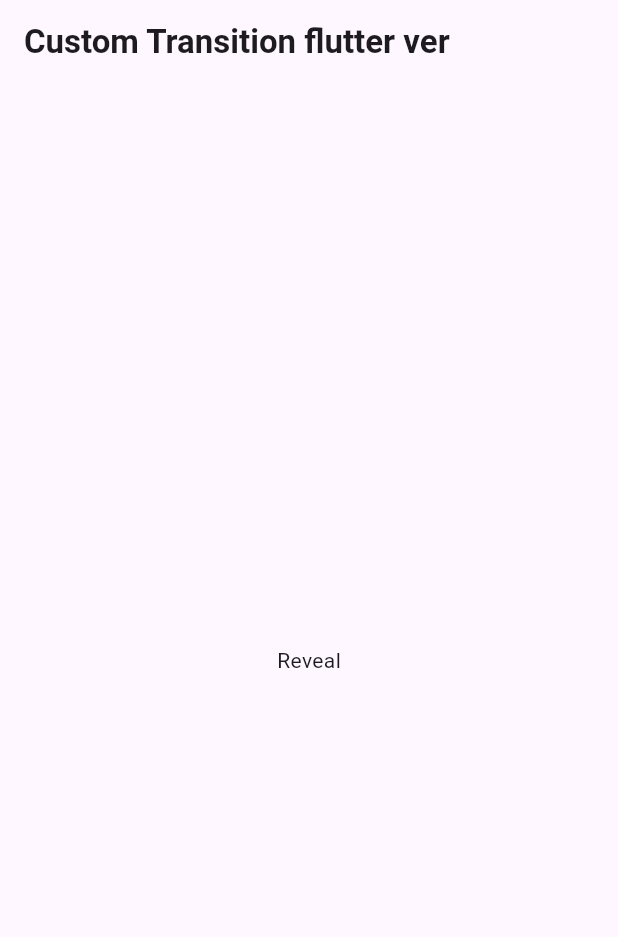
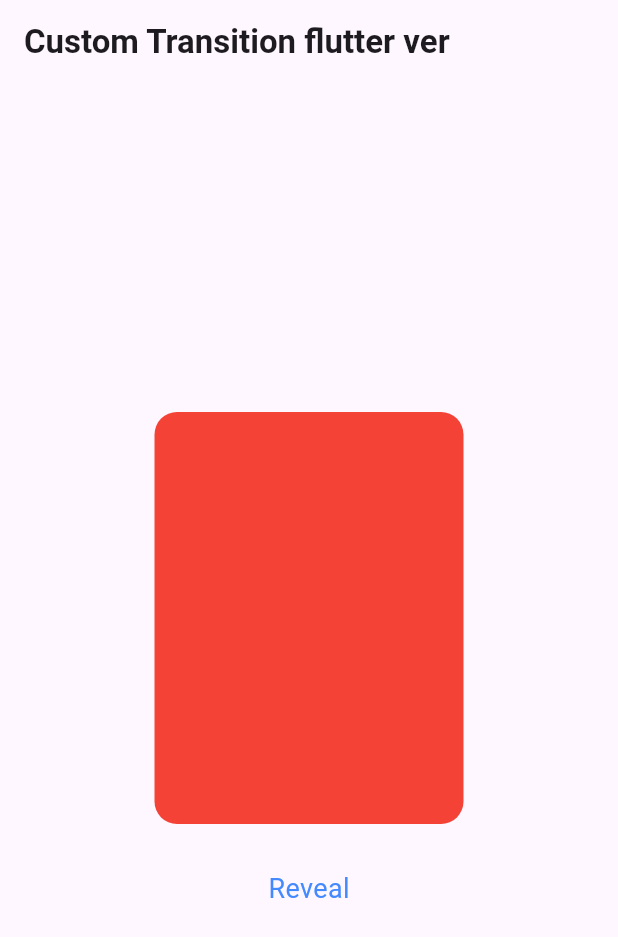
Before and after one commit to Eomkicheol/FlutterUIExample, a Flutter app: the screen it shows after launch, on a phone screen of 412 x 824 dp. Shown: the top 937 px of the screen. Run offline on Flutter 3.47's test engine with Material 3 defaults, Android fonts, the phone set to English and light mode, and no system bars.

Commit message:
card flip with single ticker animation / transform with matrix4

```diff
--- a/card_flip/lib/main.dart
+++ b/card_flip/lib/main.dart
@@ -1,4 +1,5 @@
 import 'package:flutter/material.dart';
+import 'dart:math' as math;
 
 void main() {
   runApp(const MyApp());
@@ -29,13 +30,48 @@ class MyHomePage extends StatefulWidget {
   State<MyHomePage> createState() => _MyHomePageState();
 }
 
-class _MyHomePageState extends State<MyHomePage> {
-  int _counter = 0;
+class _MyHomePageState extends State<MyHomePage> with SingleTickerProviderStateMixin {
+  late AnimationController _controller;
 
-  void _incrementCounter() {
-    setState(() {
-      _counter++;
+  @override
+  void initState() {
+    super.initState();
+    _controller = AnimationController(
+      vsync: this,
+      duration: Duration(seconds: 1),
+      reverseDuration: Duration(seconds: 1),
+    );
+    _controller.addListener(() {
+      _colorChange();
     });
+  }
+
+  @override
+  void dispose() {
+    _controller.dispose();
+    super.dispose();
+  }
+
+  Color boxColor = Colors.red;
+
+  void _colorChange(){
+    if(_controller.value > 0.5){
+      setState(() {
+        boxColor = Colors.black;
+      });
+    } else {
+      setState(() {
+        boxColor = Colors.red;
+      });
+    }
+  }
+
+  void _flipCard(){
+    if (_controller.isCompleted) {
+      _controller.reverse();
+    } else {
+      _controller.forward();
+    }
   }
 
   @override
@@ -48,12 +84,35 @@ class _MyHomePageState extends State<MyHomePage> {
         child: Column(
           mainAxisAlignment: MainAxisAlignment.center,
           children: <Widget>[
-            Container(
-
+            AnimatedBuilder(
+              animation: _controller,
+              builder: (context, child) {
+                double angle = _controller.value * math.pi;
+                Matrix4 transform = Matrix4.identity()
+                  ..setEntry(3, 2, 0.003) // Perspective
+                  ..rotateY(angle);
+                return Transform(
+                  transform: transform,
+                  alignment: Alignment.center,
+                  child: child,
+                );
+              },
+              child: Container(
+                  width : MediaQuery.of(context).size.width / 2,
+                  height : MediaQuery.of(context).size.height / 3,
+                  decoration : BoxDecoration(
+                      color : boxColor,
+                      borderRadius: BorderRadius.circular(15)
+                  ),
+              )
             ),
-            Text(
-              "Reveal"
-            ),
+            SizedBox(height: 30,),
+            GestureDetector(
+              onTap: (){
+                _flipCard();
+              },
+              child: Text("Reveal", style: TextStyle(color: Colors.blueAccent, fontSize: 18),),
+            )
           ],
         ),
       ),
```
Also changed, not shown: 1 other file.
